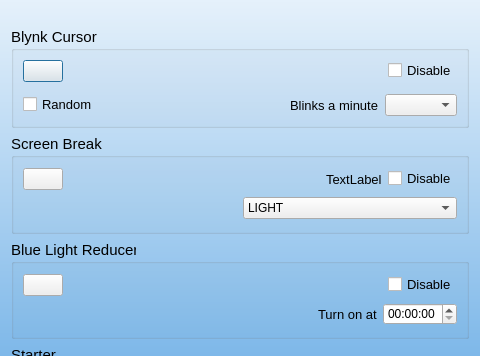
Old version of the form blynk/preferencedialog.ui in the repository flegall2014/Blynk; both pictures show x 0 to 480 and y 89 to 445 of the 480 by 544 pixel window.
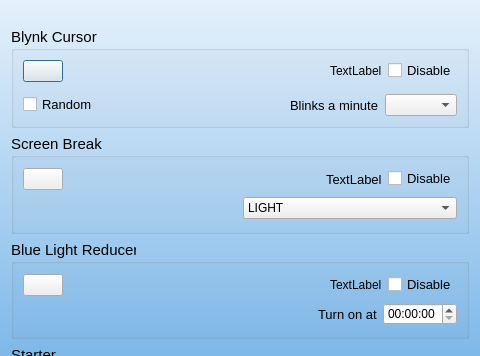
New version of the form. Icons and pictures are not drawn. Custom widgets are drawn as their Qt base class.

Patch:
```diff
--- a/blynk/preferencedialog.ui
+++ b/blynk/preferencedialog.ui
@@ -90,6 +90,13 @@
             </property>
            </spacer>
           </item>
+          <item>
+           <widget class="QLabel" name="wBlynkCursorState">
+            <property name="text">
+             <string>TextLabel</string>
+            </property>
+           </widget>
+          </item>
           <item>
            <widget class="QCheckBox" name="wBlynkCursorEnabled">
             <property name="font">
@@ -314,6 +321,13 @@
             </property>
            </spacer>
           </item>
+          <item>
+           <widget class="QLabel" name="wBlueLightReducerState">
+            <property name="text">
+             <string>TextLabel</string>
+            </property>
+           </widget>
+          </item>
           <item>
            <widget class="QCheckBox" name="wBlueLightReducerEnabled">
             <property name="font">
```
